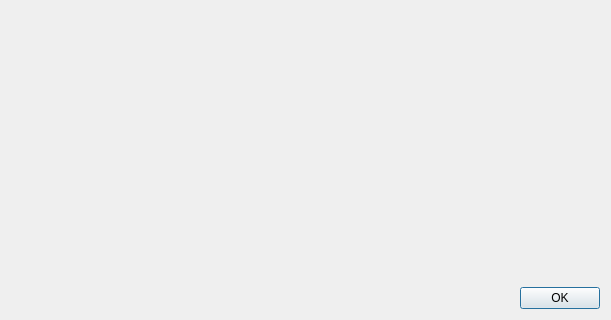
This is LDMP/gui/DlgSettings.ui in ConservationInternational/trends.earth as Qt 5 draws it before an edit; both pictures show x 0 to 611 and y 369 to 689 of the 611 by 689 pixel window. The edited form follows.
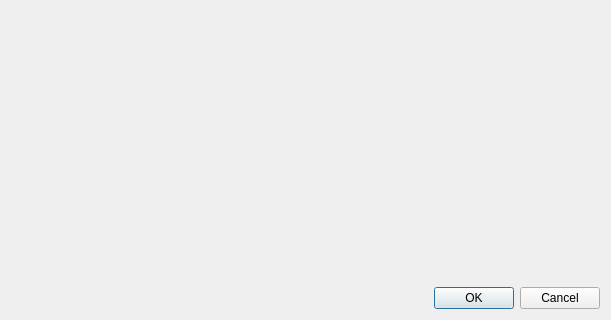
This is the edited form. Custom widgets are drawn as their Qt base class.

Commit message: change location of region configuration into settings dialogue

```diff
--- a/LDMP/gui/DlgSettings.ui
+++ b/LDMP/gui/DlgSettings.ui
@@ -247,14 +247,11 @@
    </item>
    <item>
     <widget class="QDialogButtonBox" name="buttonBox">
-     <property name="sizePolicy">
-      <sizepolicy hsizetype="Expanding" vsizetype="Fixed">
-       <horstretch>0</horstretch>
-       <verstretch>0</verstretch>
-      </sizepolicy>
+     <property name="orientation">
+      <enum>Qt::Horizontal</enum>
      </property>
      <property name="standardButtons">
-      <set>QDialogButtonBox::Ok</set>
+      <set>QDialogButtonBox::Cancel|QDialogButtonBox::Ok</set>
      </property>
     </widget>
    </item>
```
Left out of the diff: 35 changed lines with no effect on the pictures. The commit also changes 3 other files.
